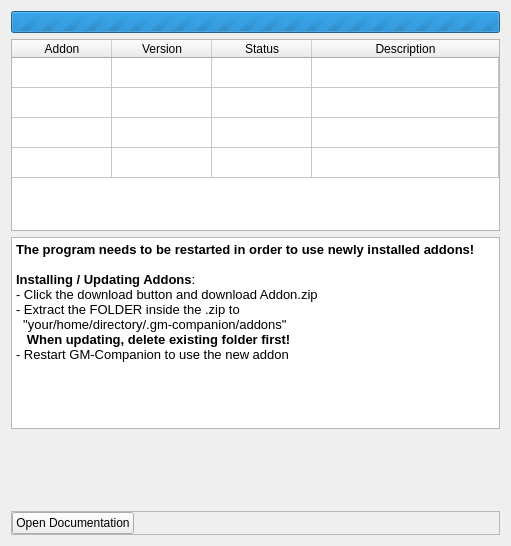
Above: gm-companion/tools/addons/addonmanager.ui from PhilInTheGaps/GM-Companion before the change. Below: the same form after it.
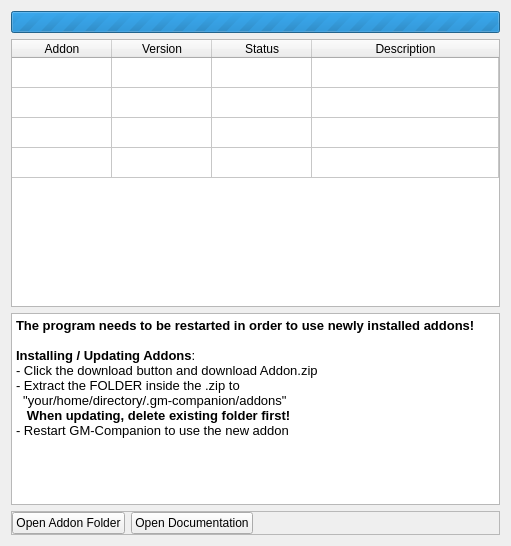
That is the form after the change.

Commit message: Added button to open addon folder

What changed in the file:
```diff
--- a/gm-companion/tools/addons/addonmanager.ui
+++ b/gm-companion/tools/addons/addonmanager.ui
@@ -100,19 +100,6 @@
      </property>
     </widget>
    </item>
-   <item>
-    <spacer name="verticalSpacer">
-     <property name="orientation">
-      <enum>Qt::Vertical</enum>
-     </property>
-     <property name="sizeHint" stdset="0">
-      <size>
-       <width>10</width>
-       <height>0</height>
-      </size>
-     </property>
-    </spacer>
-   </item>
    <item>
     <widget class="QFrame" name="frame">
      <property name="frameShape">
@@ -134,10 +121,23 @@
       <property name="bottomMargin">
        <number>0</number>
       </property>
+      <item>
+       <widget class="QPushButton" name="pushButton_folder">
+        <property name="sizePolicy">
+         <sizepolicy hsizetype="Minimum" vsizetype="Maximum">
+          <horstretch>0</horstretch>
+          <verstretch>0</verstretch>
+         </sizepolicy>
+        </property>
+        <property name="text">
+         <string>Open Addon Folder</string>
+        </property>
+       </widget>
+      </item>
       <item>
        <widget class="QPushButton" name="pushButton_documentation">
         <property name="sizePolicy">
-         <sizepolicy hsizetype="Minimum" vsizetype="Fixed">
+         <sizepolicy hsizetype="Minimum" vsizetype="Maximum">
           <horstretch>0</horstretch>
           <verstretch>0</verstretch>
          </sizepolicy>
```
The commit also changes 2 other files.
